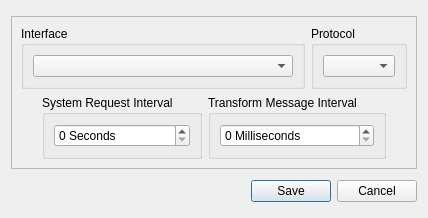
Before: the Qt Designer form app/src/settingsdialog.ui in marcusbirkin/OTPView, drawn with Qt 5.
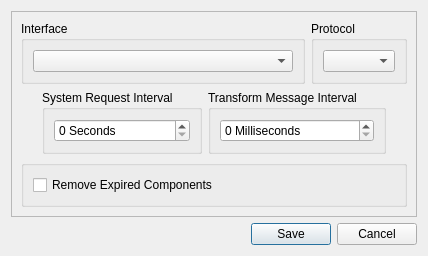
After: the same form once the commit is applied.

Commit message:
User settable expired component removal
Update OTPLib [8632ded1481eb9cdd57b9c82371cb2b643b0a0e1]

```diff
--- a/app/src/settingsdialog.ui
+++ b/app/src/settingsdialog.ui
@@ -43,7 +43,7 @@
      <property name="frameShadow">
       <enum>QFrame::Raised</enum>
      </property>
-     <layout class="QVBoxLayout" name="verticalLayout_3" stretch="0,0">
+     <layout class="QVBoxLayout" name="verticalLayout_3" stretch="0,0,0">
       <item>
        <layout class="QHBoxLayout" name="horizontalLayout_2" stretch="1,0">
         <item>
@@ -175,6 +175,26 @@
         </item>
        </layout>
       </item>
+      <item>
+       <layout class="QVBoxLayout" name="verticalLayout_4">
+        <item>
+         <widget class="QGroupBox" name="gbMisc">
+          <property name="title">
+           <string/>
+          </property>
+          <layout class="QGridLayout" name="gridLayout_2">
+           <item row="0" column="0">
+            <widget class="QCheckBox" name="cbRemoveExpiredComponents">
+             <property name="text">
+              <string>Remove Expired Components</string>
+             </property>
+            </widget>
+           </item>
+          </layout>
+         </widget>
+        </item>
+       </layout>
+      </item>
      </layout>
     </widget>
    </item>
```
The commit also changes 8 other files.
